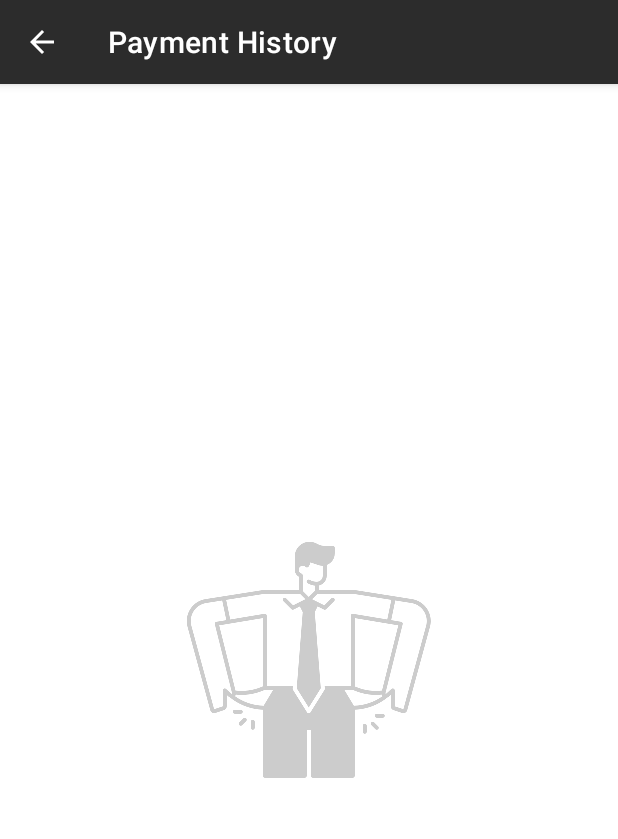
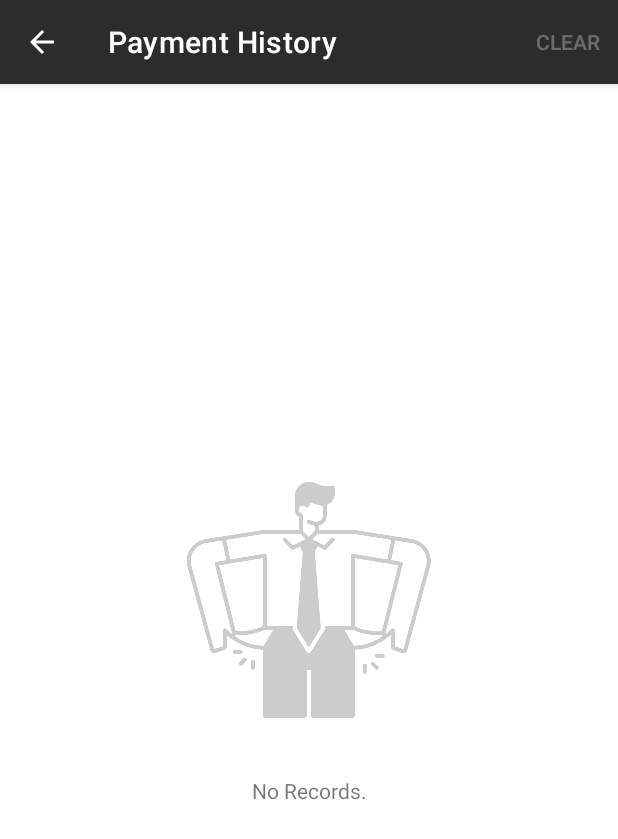
Before and after one commit to ETS-Android2/android-payment-sdk, an Android app: the screen it shows after launch (HistoryActivity), after a tap on "History", on a phone screen of 412 x 824 dp. Shown: the top 839 px of the screen. Run offline under Robolectric (Android 15) with nearby library versions, the light colour scheme and no system bars; our stand-ins replace Room's generated code.

Commit message:
Add Clear Function To Demo App

```diff
--- a/app/src/main/java/kh/com/ipay88/sdk/demo/HistoryActivity.java
+++ b/app/src/main/java/kh/com/ipay88/sdk/demo/HistoryActivity.java
@@ -1,10 +1,16 @@
 package kh.com.ipay88.sdk.demo;
 
+import android.app.AlertDialog;
 import android.content.Intent;
+import android.content.SharedPreferences;
 import android.os.Bundle;
+import android.view.Menu;
+import android.view.MenuItem;
 import android.view.View;
 import android.widget.ImageView;
+import android.widget.TextView;
 
+import androidx.annotation.NonNull;
 import androidx.appcompat.app.AppCompatActivity;
 import androidx.recyclerview.widget.LinearLayoutManager;
 import androidx.recyclerview.widget.RecyclerView;
@@ -17,14 +23,20 @@ import kh.com.ipay88.sdk.demo.adapter.HistoryRecyclerViewAdapter;
 import kh.com.ipay88.sdk.demo.databases.HistoryItemDto;
 import kh.com.ipay88.sdk.demo.databases.IPay88DemoDatabase;
 import kh.com.ipay88.sdk.demo.databases.IPay88DemoDatabaseHelper;
+import kh.com.ipay88.sdk.demo.utils.SharedPrefHelper;
 import kh.com.ipay88.sdk.models.IPay88PayResponse;
 
 public class HistoryActivity extends AppCompatActivity implements HistoryRecyclerViewAdapter.ItemClickListener {
+    private RecyclerView recyclerView;
     private HistoryRecyclerViewAdapter adapter;
     private IPay88DemoDatabase demoDatabase;
     private List<HistoryItemDto> historyItemDtoList;
     private HistoryItemDto historyItemDto;
     private ImageView imageViewEmpty;
+    private TextView tvEmpty;
+
+    private SharedPreferences sharedPref;
+    private String sharedPrefCurrency;
 
     @Override
     protected void onCreate(Bundle savedInstanceState) {
@@ -38,15 +50,14 @@ public class HistoryActivity extends AppCompatActivity implements HistoryRecycle
     }
 
     private void initData() {
+        // MARK: - Get SharedPreference
+        sharedPref = SharedPrefHelper.getInstance(getApplicationContext());
+        sharedPrefCurrency = sharedPref.getString(SharedPrefHelper.SHARED_PREF_KEYS_CURRENCY, "USD");
+
         // MARK: - Load History from Room
         try {
-            String currency = "USD";
-            Intent intent = this.getIntent();
-            if (intent != null && intent.getStringExtra("CURRENCY") != null) {
-                currency = intent.getStringExtra("CURRENCY");
-            }
             demoDatabase = IPay88DemoDatabaseHelper.getInstance(getApplicationContext());
-            historyItemDtoList = demoDatabase.historyItemDao().loadRecords(currency);
+            historyItemDtoList = demoDatabase.historyItemDao().loadRecords(sharedPrefCurrency);
         } catch (Exception e) {
             e.printStackTrace();
         }
@@ -54,20 +65,23 @@ public class HistoryActivity extends AppCompatActivity implements HistoryRecycle
 
     private void initView() {
         // set up the RecyclerView
-        RecyclerView recyclerView = findViewById(R.id.recyclerviewHistory);
+        this.recyclerView = findViewById(R.id.recyclerviewHistory);
         this.imageViewEmpty = findViewById(R.id.imageViewEmpty);
+        this.tvEmpty = findViewById(R.id.tvEmpty);
 
         historyItemDtoList = historyItemDtoList == null ? new ArrayList<>() : historyItemDtoList;
         this.imageViewEmpty.setVisibility(historyItemDtoList.isEmpty() ? View.VISIBLE : View.GONE);
+        this.tvEmpty.setVisibility(historyItemDtoList.isEmpty() ? View.VISIBLE : View.GONE);
         recyclerView.setVisibility(historyItemDtoList.isEmpty() ? View.GONE : View.VISIBLE);
 
         if (!historyItemDtoList.isEmpty()) {
             this.imageViewEmpty.setVisibility(View.GONE);
-            recyclerView.setVisibility(View.VISIBLE);
-            recyclerView.setLayoutManager(new LinearLayoutManager(this));
-            adapter = new HistoryRecyclerViewAdapter(this, historyItemDtoList);
-            adapter.setClickListener(this);
-            recyclerView.setAdapter(adapter);
+            this.tvEmpty.setVisibility(View.GONE);
+            this.recyclerView.setVisibility(View.VISIBLE);
+            this.recyclerView.setLayoutManager(new LinearLayoutManager(this));
+            this.adapter = new HistoryRecyclerViewAdapter(this, historyItemDtoList);
+            this.adapter.setClickListener(this);
+            this.recyclerView.setAdapter(adapter);
         }
 
     }
@@ -86,4 +100,45 @@ public class HistoryActivity extends AppCompatActivity implements HistoryRecycle
                 .putExtra(IPay88Constants.PAY_RESPONSE_DATA, payResponse);
         startActivity(intent);
     }
+
+    @Override
+    public boolean onCreateOptionsMenu(Menu menu) {
+        getMenuInflater().inflate(R.menu.history, menu);
+        return true;
+    }
+
+    @Override
+    public boolean onPrepareOptionsMenu(Menu menu) {
+        if(this.historyItemDtoList.isEmpty()) {
+            menu.getItem(0).setEnabled(false);
+        }
+        return true;
+    }
+
+    @Override
+    public boolean onOptionsItemSelected(@NonNull MenuItem item) {
+        switch (item.getItemId()) {
+            case R.id.menu_activity_history_clear:
+                new AlertDialog.Builder(HistoryActivity.this)
+                        .setTitle("Please confirm")
+                        .setMessage("Do you want to delete all records for " + sharedPrefCurrency + " currency?")
+                        .setPositiveButton(android.R.string.ok,
+                                (dialog, which) -> {
+                                    this.demoDatabase.historyItemDao().deleteAll(sharedPrefCurrency);
+                                    this.historyItemDtoList = demoDatabase.historyItemDao().loadRecords(sharedPrefCurrency);
+                                    this.imageViewEmpty.setVisibility(historyItemDtoList.isEmpty() ? View.VISIBLE : View.GONE);
+                                    this.tvEmpty.setVisibility(historyItemDtoList.isEmpty() ? View.VISIBLE : View.GONE);
+                                    this.recyclerView.setVisibility(historyItemDtoList.isEmpty() ? View.GONE : View.VISIBLE);
+                                    this.adapter.notifyDataSetChanged();
+                                    invalidateOptionsMenu();
+                                })
+                        .setNegativeButton(android.R.string.cancel, (dialogInterface, i) -> dialogInterface.cancel())
+                        .setCancelable(false)
+                        .create()
+                        .show();
+                return true;
+            default:
+                return super.onOptionsItemSelected(item);
+        }
+    }
 }
--- a/app/src/main/java/kh/com/ipay88/sdk/demo/MainActivity.java
+++ b/app/src/main/java/kh/com/ipay88/sdk/demo/MainActivity.java
@@ -245,8 +245,7 @@ public class MainActivity extends AppCompatActivity implements View.OnClickListe
         Intent intent;
         switch (item.getItemId()) {
             case R.id.menu_activity_main_history:
-                intent = new Intent(this, HistoryActivity.class)
-                        .putExtra("CURRENCY", sharedPrefCurrency);
+                intent = new Intent(this, HistoryActivity.class);
                 startActivity(intent);
                 return true;
             case R.id.menu_activity_main_setting:
--- a/app/src/main/java/kh/com/ipay88/sdk/demo/databases/HistoryItemDao.java
+++ b/app/src/main/java/kh/com/ipay88/sdk/demo/databases/HistoryItemDao.java
@@ -22,4 +22,6 @@ public interface HistoryItemDao {
     void updateRecord(HistoryItemDto historyItemDto);
     @Delete
     void deleteAll(HistoryItemDto... historyItems);
+    @Query("DELETE FROM HistoryItemDto WHERE Currency LIKE :currency")
+    void deleteAll(String currency);
 }
--- a/app/src/main/res/layout/activity_history.xml
+++ b/app/src/main/res/layout/activity_history.xml
@@ -12,8 +12,10 @@
         android:layout_height="match_parent"
         app:layout_constraintBottom_toBottomOf="parent"
         app:layout_constraintEnd_toEndOf="parent"
+        app:layout_constraintHorizontal_bias="1.0"
         app:layout_constraintStart_toStartOf="parent"
         app:layout_constraintTop_toTopOf="parent"
+        app:layout_constraintVertical_bias="1.0"
         tools:listitem="@layout/activity_history_list_item">
 
     </androidx.recyclerview.widget.RecyclerView>
@@ -23,13 +25,24 @@
         android:layout_width="0dp"
         android:layout_height="wrap_content"
         android:layout_marginStart="120dp"
-        android:layout_marginTop="280dp"
+        android:layout_marginTop="200dp"
         android:layout_marginEnd="120dp"
         android:layout_marginBottom="280dp"
+        android:contentDescription="empty"
         app:layout_constraintBottom_toBottomOf="@+id/recyclerviewHistory"
         app:layout_constraintEnd_toEndOf="@+id/recyclerviewHistory"
         app:layout_constraintStart_toStartOf="@+id/recyclerviewHistory"
         app:layout_constraintTop_toTopOf="@+id/recyclerviewHistory"
         app:srcCompat="@drawable/ic_empty" />
 
+    <TextView
+        android:id="@+id/tvEmpty"
+        android:layout_width="wrap_content"
+        android:layout_height="wrap_content"
+        android:layout_marginTop="32dp"
+        android:text="No Records."
+        app:layout_constraintEnd_toEndOf="parent"
+        app:layout_constraintStart_toStartOf="parent"
+        app:layout_constraintTop_toBottomOf="@+id/imageViewEmpty" />
+
 </androidx.constraintlayout.widget.ConstraintLayout>
--- /dev/null
+++ b/app/src/main/res/menu/history.xml
@@ -0,0 +1,8 @@
+<?xml version="1.0" encoding="utf-8"?>
+<menu xmlns:android="http://schemas.android.com/apk/res/android"
+    xmlns:app="http://schemas.android.com/apk/res-auto">
+    <item
+        android:id="@+id/menu_activity_history_clear"
+        android:title="Clear"
+        app:showAsAction="ifRoom|withText"></item>
+</menu>
```
